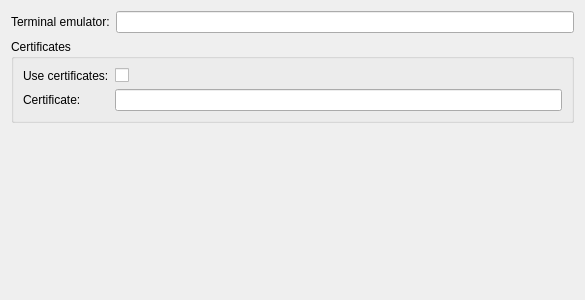
First picture: the form in src/ui/settings/generalsettings.ui, repository mhatina/openlmi_gui, before the edit.
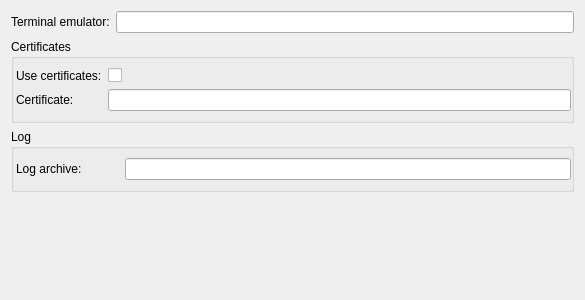
Second picture: the form after the edit.

```diff
--- a/src/ui/settings/generalsettings.ui
+++ b/src/ui/settings/generalsettings.ui
@@ -13,13 +13,29 @@
   <property name="windowTitle">
    <string>Form</string>
   </property>
-  <layout class="QGridLayout" name="gridLayout_2">
+  <layout class="QGridLayout" name="gridLayout_3">
+   <item row="0" column="0">
+    <widget class="QLabel" name="terminal_emulator_label">
+     <property name="text">
+      <string>Terminal emulator:</string>
+     </property>
+    </widget>
+   </item>
+   <item row="0" column="1">
+    <widget class="QLineEdit" name="terminal_emulator"/>
+   </item>
    <item row="1" column="0" colspan="2">
-    <widget class="QGroupBox" name="groupBox">
+    <widget class="QGroupBox" name="certificate_box">
      <property name="title">
       <string>Certificates</string>
      </property>
      <layout class="QGridLayout" name="gridLayout">
+      <property name="leftMargin">
+       <number>2</number>
+      </property>
+      <property name="rightMargin">
+       <number>0</number>
+      </property>
       <item row="0" column="0">
        <widget class="QLabel" name="use_certificate_label">
         <property name="text">
@@ -47,17 +63,38 @@
      </layout>
     </widget>
    </item>
-   <item row="0" column="1">
-    <widget class="QLineEdit" name="terminal_emulator"/>
-   </item>
-   <item row="0" column="0">
-    <widget class="QLabel" name="terminal_emulator_label">
-     <property name="text">
-      <string>Terminal emulator:</string>
+   <item row="2" column="0" colspan="2">
+    <widget class="QGroupBox" name="log_box">
+     <property name="title">
+      <string>Log</string>
      </property>
+     <layout class="QGridLayout" name="gridLayout_2">
+      <property name="leftMargin">
+       <number>2</number>
+      </property>
+      <property name="rightMargin">
+       <number>0</number>
+      </property>
+      <item row="0" column="0">
+       <widget class="QLabel" name="log_archive_label">
+        <property name="minimumSize">
+         <size>
+          <width>103</width>
+          <height>0</height>
+         </size>
+        </property>
+        <property name="text">
+         <string>Log archive:</string>
+        </property>
+       </widget>
+      </item>
+      <item row="0" column="1">
+       <widget class="QLineEdit" name="log_archive"/>
+      </item>
+     </layout>
     </widget>
    </item>
-   <item row="2" column="0">
+   <item row="3" column="0">
     <spacer name="verticalSpacer">
      <property name="orientation">
       <enum>Qt::Vertical</enum>
```
